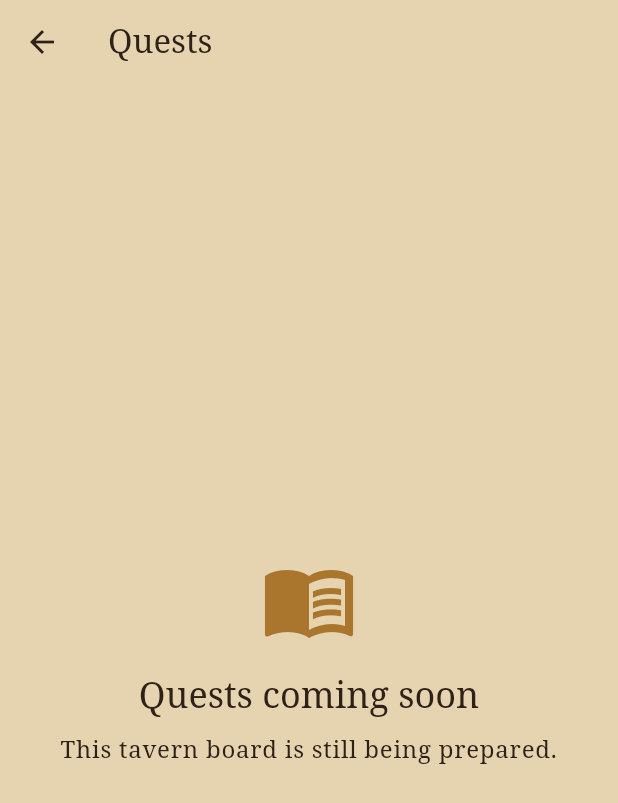
After one commit to 4rn0d/signify, a Flutter app: the MapDestinationPlaceholder screen opened directly, on a phone screen of 412 x 824 dp. The commit adds this screen. Shown: the top 803 px of the screen. Run offline on Flutter 3.47's test engine with Material 3 defaults, Android fonts, the phone set to English and light mode, and no system bars; our stand-ins replace camera, firebase_auth, firebase_core; missing offline and left inert: camera_macos, flame, flame_tiled; accounts and stored records are empty; statements that could not run were skipped.

Commit message:
fct: add buttons for settings, leaderboard and quests

```diff
--- a/frontend/lib/game/menu_game.dart
+++ b/frontend/lib/game/menu_game.dart
@@ -9,14 +9,22 @@ import 'package:frontend/theme/app_theme.dart';
 import 'package:frontend/game/menu_map.dart';
 
 class MenuGame extends FlameGame with DragCallbacks {
-  MenuGame({required VoidCallback onGragasPressed}) {
+  MenuGame({
+    required VoidCallback onGragasPressed,
+    required VoidCallback onQuestsPressed,
+    required VoidCallback onLeaderboardPressed,
+    required VoidCallback onSettingsPressed,
+  }) {
     menu = Menu(
       onGragasPressed: onGragasPressed,
+      onQuestsPressed: onQuestsPressed,
+      onLeaderboardPressed: onLeaderboardPressed,
+      onSettingsPressed: onSettingsPressed,
       onRoomPositionsLoaded: _setRoomPositions,
     );
   }
 
-  static const _roomViewWidth = 820.0;
+  static const _roomViewWidth = 700.0;
   static const _tileSize = 16.0;
   static const _swipeThreshold = 48.0;
   static const _roomTransitionDuration = 0.35;
--- /dev/null
+++ b/frontend/lib/pages/map_destination_placeholder.dart
@@ -0,0 +1,44 @@
+import 'package:flutter/material.dart';
+
+class MapDestinationPlaceholder extends StatelessWidget {
+  const MapDestinationPlaceholder({
+    required this.title,
+    required this.icon,
+    super.key,
+  });
+
+  final String title;
+  final IconData icon;
+
+  @override
+  Widget build(BuildContext context) {
+    final colors = Theme.of(context).colorScheme;
+
+    return Scaffold(
+      appBar: AppBar(title: Text(title)),
+      body: Center(
+        child: Padding(
+          padding: const EdgeInsets.all(24),
+          child: Column(
+            mainAxisSize: MainAxisSize.min,
+            children: [
+              Icon(icon, size: 64, color: colors.secondary),
+              const SizedBox(height: 16),
+              Text(
+                '$title coming soon',
+                style: Theme.of(context).textTheme.headlineSmall,
+                textAlign: TextAlign.center,
+              ),
+              const SizedBox(height: 8),
+              Text(
+                'This tavern board is still being prepared.',
+                style: Theme.of(context).textTheme.bodyLarge,
+                textAlign: TextAlign.center,
+              ),
+            ],
+          ),
+        ),
+      ),
+    );
+  }
+}
```
Also changed, not shown: frontend/lib/game/gragas_map_button.dart (+24 -1 lines), frontend/lib/game/map_action_hotspot.dart (added, +83 -0 lines), frontend/lib/game/menu_map.dart (+51 -2 lines), frontend/lib/game/tavern_hover_glow.dart (added, +22 -0 lines), frontend/lib/main.dart (+31 -0 lines), 1 other file.
